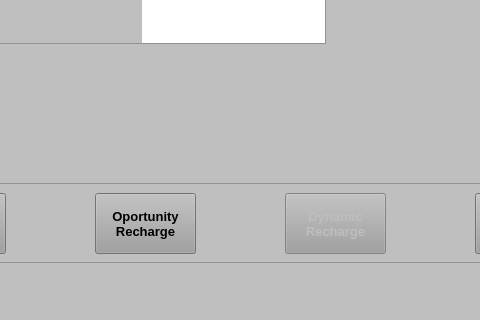
This is UI/InterfaceDynamic.ui in Potter-Gryffindor/Proyecto-Final as Qt 5 draws it before an edit; both pictures show x 335 to 815 and y 357 to 677 of the 952 by 677 pixel window. The edited form follows.
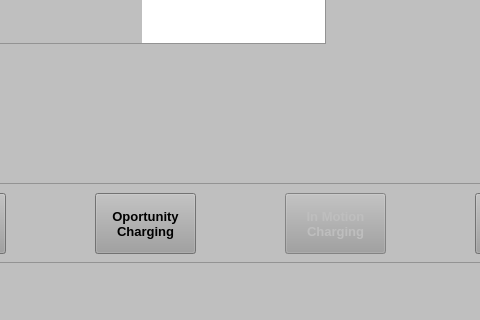
This is the edited form. Icons and pictures are not drawn.

Commit message: Prediseño Interfaz Gráfica V.1

Patch:
```diff
--- a/UI/InterfaceDynamic.ui
+++ b/UI/InterfaceDynamic.ui
@@ -663,8 +663,8 @@
       <string notr="true">background-color: rgb(159, 159, 159);</string>
      </property>
      <property name="text">
-      <string>Dynamic
-Recharge</string>
+      <string>In Motion
+Charging</string>
      </property>
     </widget>
     <widget class="QPushButton" name="OportunityButton">
@@ -692,7 +692,7 @@
      </property>
      <property name="text">
       <string>Oportunity
-Recharge</string>
+Charging</string>
      </property>
     </widget>
     <widget class="QPushButton" name="GridButton">
```
Left out of the diff: 6 changed lines with no effect on the pictures. The commit also changes 5 other files.
